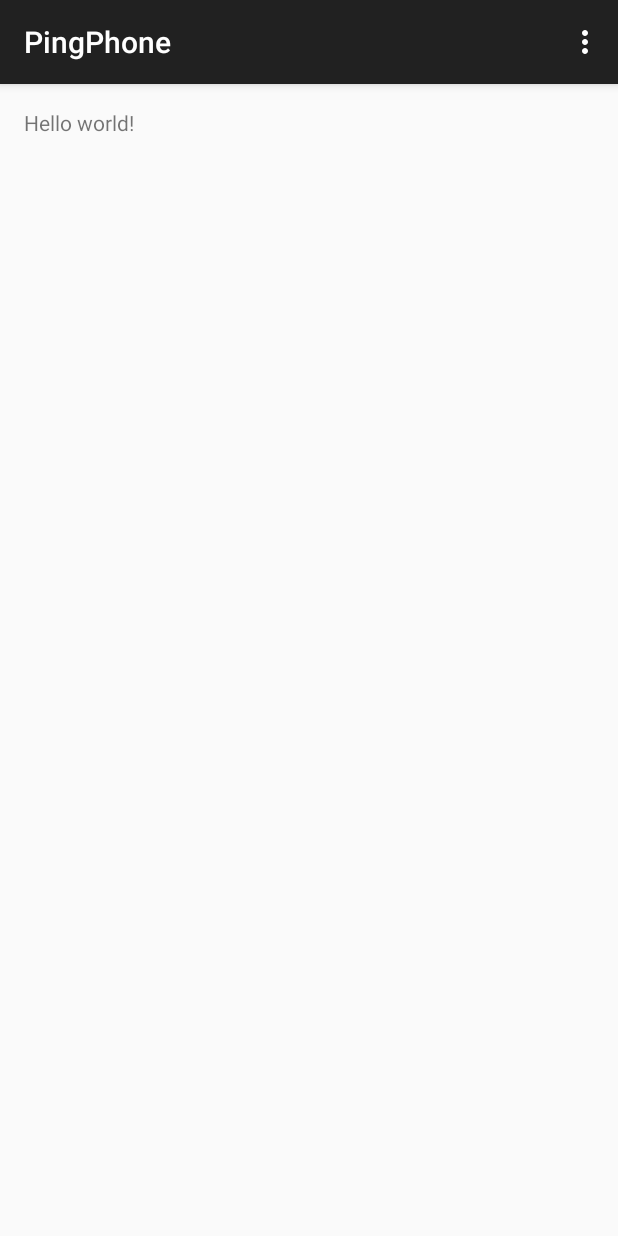
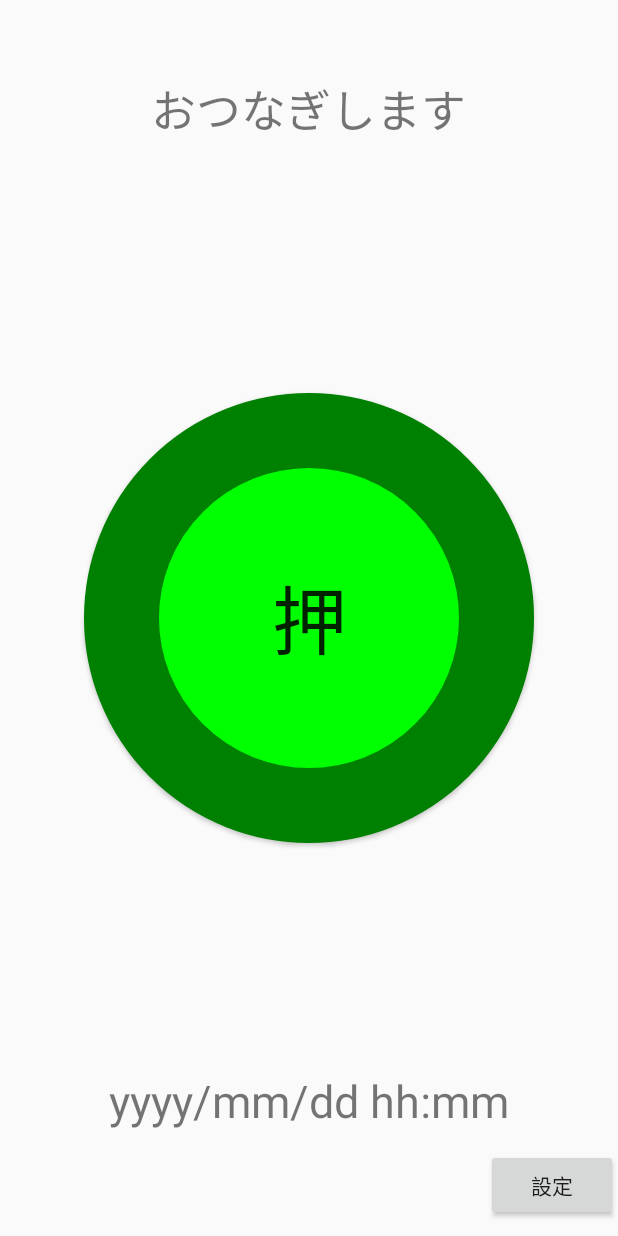
Before and after one commit to anima41/PingPhone, an Android app: the screen it shows after launch (MainActivity before the commit, Standby after it), on a phone screen of 412 x 824 dp. Run offline under Robolectric (Android 15) with nearby library versions, the phone set to English and light mode, and no system bars.

Commit message:
standby activity 追加

```diff
--- a/app/src/main/java/com/redandborder/pingphone/MainActivity.java
+++ b/app/src/main/java/com/redandborder/pingphone/MainActivity.java
@@ -1,39 +1,39 @@
 package com.redandborder.pingphone;
 
+import android.app.Activity;
+import android.content.Intent;
+import android.os.Handler;
 import android.support.v7.app.ActionBarActivity;
 import android.os.Bundle;
 import android.view.Menu;
 import android.view.MenuItem;
 
 
-public class MainActivity extends ActionBarActivity {
+public class MainActivity extends Activity {
+
+    //hensu shokika
+    private Handler hdl = null;
+    private SplashHandler r = null;
 
     @Override
     protected void onCreate(Bundle savedInstanceState) {
         super.onCreate(savedInstanceState);
         setContentView(R.layout.activity_main);
+
+        //instans
+        hdl = new Handler();
+        r = new SplashHandler();
+        //2hikisu de sitei
+        hdl.postDelayed(r, 3000);
     }
 
-    @Override
-    public boolean onCreateOptionsMenu(Menu menu) {
-        // Inflate the menu; this adds items to the action bar if it is present.
-        getMenuInflater().inflate(R.menu.menu_main, menu);
-        return true;
+    // SplashHandler
+    class SplashHandler implements Runnable {
+        public void run() {
+            Intent intent = new Intent(MainActivity.this, Standby.class);
+            startActivity(intent);
+            MainActivity.this.finish();
+        }
     }
 
-
-    @Override
-    public boolean onOptionsItemSelected(MenuItem item) {
-        // Handle action bar item clicks here. The action bar will
-        // automatically handle clicks on the Home/Up button, so long
-        // as you specify a parent activity in AndroidManifest.xml.
-        int id = item.getItemId();
-
-        //noinspection SimplifiableIfStatement
-        if (id == R.id.action_settings) {
-            return true;
-        }
-
-        return super.onOptionsItemSelected(item);
-    }
 }
--- /dev/null
+++ b/app/src/main/java/com/redandborder/pingphone/Standby.java
@@ -0,0 +1,63 @@
+package com.redandborder.pingphone;
+
+import android.app.Activity;
+import android.os.Handler;
+import android.support.v7.app.ActionBarActivity;
+import android.os.Bundle;
+import android.view.Menu;
+import android.view.MenuItem;
+import android.view.WindowManager;
+import android.widget.TextView;
+
+import java.text.SimpleDateFormat;
+import java.util.Calendar;
+import java.util.Timer;
+import java.util.TimerTask;
+
+
+public class Standby extends Activity {
+
+/*    private Handler mHandler;
+    private Timer mTimer;
+    // time format
+    private static SimpleDateFormat mSimpleDataFormat = new SimpleDateFormat("yyyy年　MM月dd日　HH:mm:ss");
+*/
+    @Override
+    protected void onCreate(Bundle savedInstanceState) {
+        super.onCreate(savedInstanceState);
+        setContentView(R.layout.activity_standby);
+
+        // keep screen
+        getWindow().addFlags(WindowManager.LayoutParams.FLAG_KEEP_SCREEN_ON);
+
+/*            mHandler = new Handler(getMainLooper());
+            mTimer = new Timer();
+
+            //1s gotoni run
+            mTimer.schedule(new TimerTask() {
+
+                @Override
+                public void run() {
+                    mHandler.post(new Runnable() {
+                        public void run() {
+                            Calendar calendar = Calendar.getInstance();
+                            String nowDate = mSimpleDataFormat.format(calendar.getTime());
+                            // TextView shutoku
+                            ((TextView) findViewById(R.id.standby_time)).setText(nowDate);
+                        }
+                    });}
+            },0,1000);
+        }
+
+        @Override
+        protected void onDestroy() {
+            super.onDestroy();
+            // gamen ga kawaru toki cancel
+            if (mTimer != null) {
+                mTimer.cancel();
+                mTimer = null;
+            }
+*/
+        }
+
+    }
--- /dev/null
+++ b/app/src/main/res/drawable/circle_button.xml
@@ -0,0 +1,23 @@
+<selector xmlns:android="http://schemas.android.com/apk/res/android">
+
+    <!-- defalut -->
+    <item android:state_pressed="false">
+        <shape android:shape="oval"
+               android:useLevel="false">
+            <solid android:color="#00FF00"/>
+            <stroke android:width="50dp"
+                    android:color="#008000"/>
+        </shape>
+    </item>
+
+    <!-- tap  -->
+    <item android:state_pressed="true">
+        <shape android:shape="oval"
+               android:useLevel="false">
+            <solid android:color="#C0C0C0" />
+          <stroke android:width="50dp"
+            android:color="#808080"/>
+        </shape>
+    </item>
+
+</selector>
--- /dev/null
+++ b/app/src/main/res/layout/activity_standby.xml
@@ -0,0 +1,43 @@
+<RelativeLayout xmlns:android="http://schemas.android.com/apk/res/android"
+                xmlns:tools="http://schemas.android.com/tools"
+                android:layout_width="match_parent"
+                android:layout_height="match_parent"
+                tools:context="com.redandborder.pingphone.EntranceSide">
+
+    <TextView
+        android:layout_width="wrap_content"
+        android:layout_height="wrap_content"
+        android:layout_alignParentTop="true"
+        android:layout_centerInParent="true"
+        android:layout_marginTop="50dp"
+        android:text="@string/standby_info"
+        android:textSize="30sp"/>
+
+    <Button
+        android:id="@+id/skype_button"
+        android:layout_width="300dp"
+        android:layout_height="300dp"
+        android:layout_centerInParent="true"
+        android:background="@drawable/circle_button"
+        android:text="@string/skype_button"
+        android:textSize="50dp"/>
+
+    <TextView
+        android:id="@+id/standby_time"
+        android:layout_width="wrap_content"
+        android:layout_height="wrap_content"
+        android:layout_alignParentBottom="true"
+        android:layout_centerInParent="true"
+        android:layout_marginBottom="70dp"
+        android:text="@string/watch"
+        android:textSize="30dp"/>
+
+    <Button
+        android:layout_width="wrap_content"
+        android:layout_height="wrap_content"
+        android:layout_alignParentBottom="true"
+        android:layout_alignParentRight="true"
+        android:layout_marginBottom="10dp"
+        android:text="@string/config_button"/>
+
+</RelativeLayout>
--- a/app/src/main/res/values/strings.xml
+++ b/app/src/main/res/values/strings.xml
@@ -3,4 +3,21 @@
 
     <string name="hello_world">Hello world!</string>
     <string name="action_settings">Settings</string>
+    <string name="title_activity_screen_select">ScreenSelect</string>
+
+    <string name="title">ping\nphone</string>
+
+    <string name="standby_info">おつなぎします</string>
+    <string name="watch">yyyy/mm/dd hh:mm</string>
+    <string name="config_button">設定</string>
+
+    <string name="skype_setting">Skype名の設定</string>
+    <string name="skype_setting_info">社内側のSkype名を入力してください</string>
+    <string name="id_text">Skype名</string>
+    <string name="id_set">登録</string>
+    <string name="title_activity_skype_setting">SkypeSetting</string>
+
+    <string name="skype_button">押</string>
+    <string name="title_activity_standby">Standby</string>
+
 </resources>
--- a/app/src/main/res/values/styles.xml
+++ b/app/src/main/res/values/styles.xml
@@ -1,7 +1,7 @@
 <resources>
 
     <!-- Base application theme. -->
-    <style name="AppTheme" parent="Theme.AppCompat.Light.DarkActionBar">
+    <style name="AppTheme" parent="Theme.AppCompat.Light.NoActionBar">
         <!-- Customize your theme here. -->
     </style>
 
```
Also changed, not shown: app/src/main/AndroidManifest.xml (+8 -0 lines), app/src/main/java/com/redandborder/pingphone/SkypeSetting.java (added, +105 -0 lines), app/src/main/res/layout/activity_main.xml (+6 -2 lines), app/src/main/res/layout/activity_skype_setting.xml (added, +42 -0 lines), app/src/main/res/menu/menu_skype_setting.xml (added, +9 -0 lines), app/src/main/res/menu/menu_standby.xml (added, +9 -0 lines), 1 other file.
